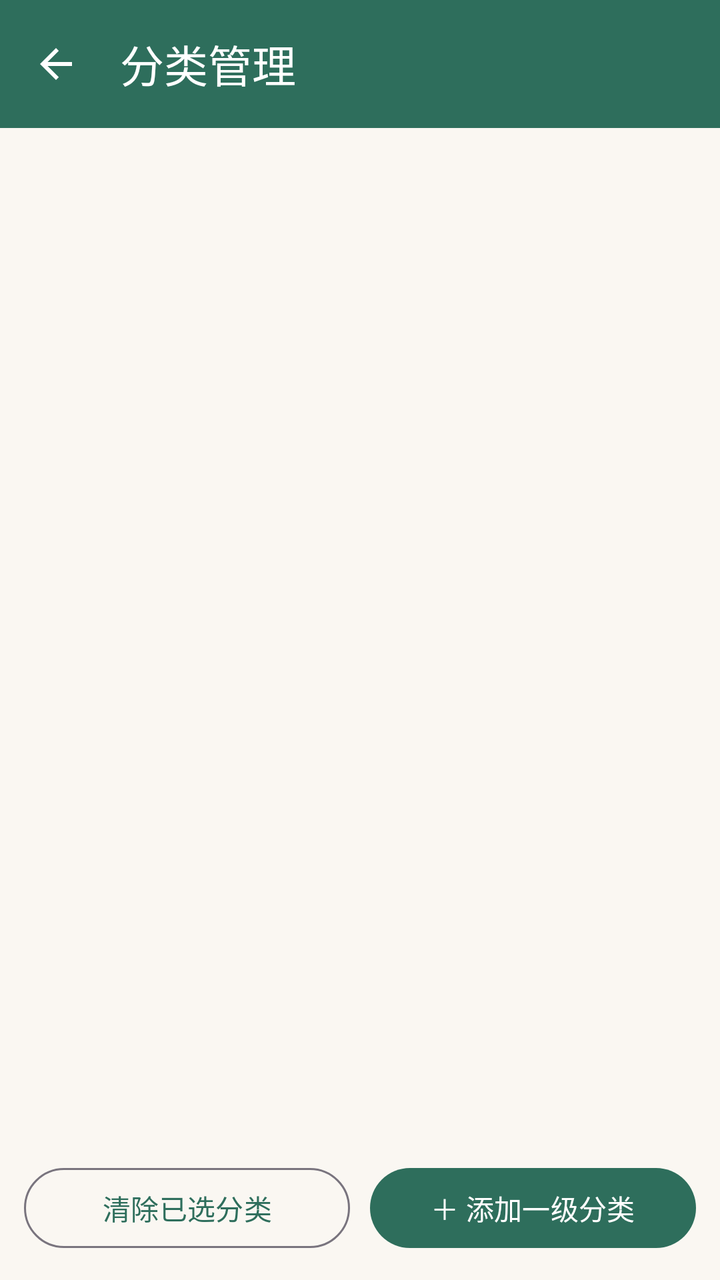
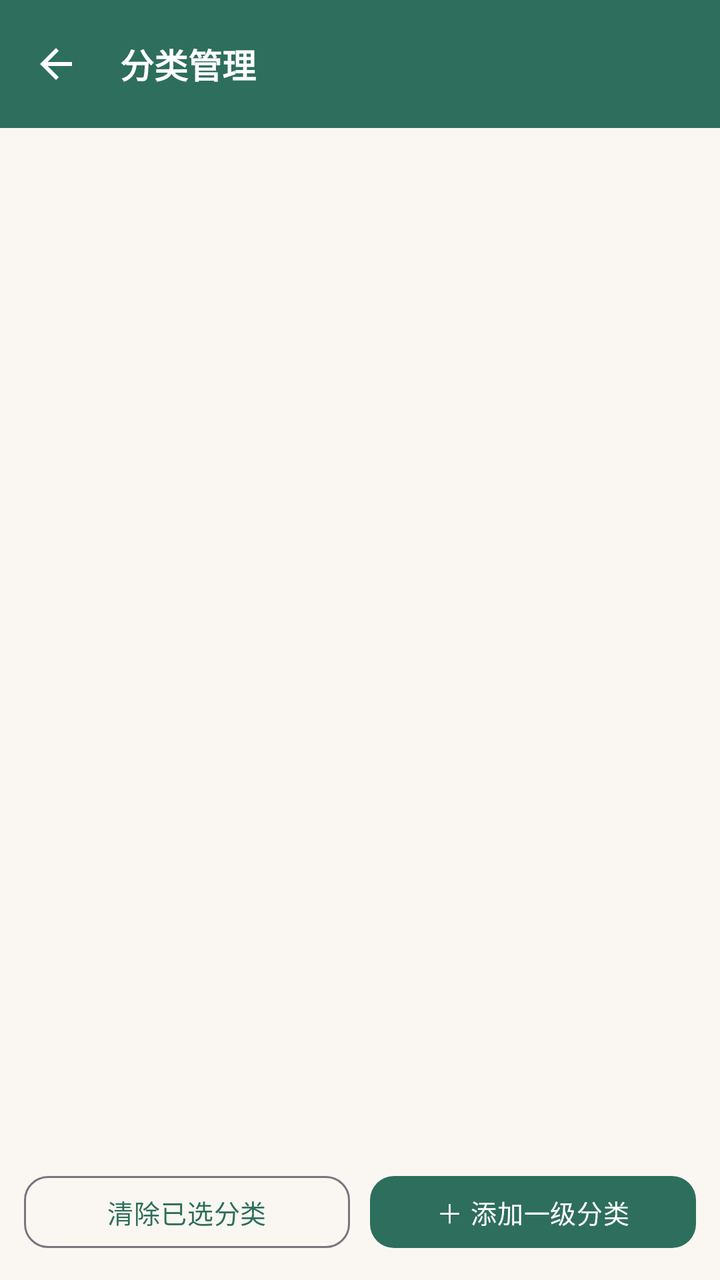

The first picture is an Android layout as it rendered before a commit; the second is the same layout after the commit. The layout source and the unified diff follow.
<!-- AndroidManifest.xml: application theme Theme.Bookshelf -->
<!-- res/layout/activity_category.xml -->
<?xml version="1.0" encoding="utf-8"?>
<LinearLayout xmlns:android="http://schemas.android.com/apk/res/android"
    xmlns:app="http://schemas.android.com/apk/res-auto"
    android:layout_width="match_parent"
    android:layout_height="match_parent"
    android:orientation="vertical">

    <com.google.android.material.appbar.MaterialToolbar
        android:id="@+id/toolbar"
        android:layout_width="match_parent"
        android:layout_height="?attr/actionBarSize"
        android:background="?attr/colorPrimary"
        app:navigationIcon="@drawable/ic_back"
        app:title="分类管理"
        app:titleTextColor="@color/white" />

    <TextView
        android:id="@+id/tv_hint"
        android:layout_width="match_parent"
        android:layout_height="wrap_content"
        android:background="@color/divider_soft"
        android:paddingStart="14dp"
        android:paddingEnd="14dp"
        android:paddingTop="8dp"
        android:paddingBottom="8dp"
        android:text="点一级展开二级栏目，点二级完成选择；长按一级可直接选用该一级分类"
        android:textSize="12sp"
        android:textColor="@color/text_sub"
        android:visibility="gone" />

    <androidx.recyclerview.widget.RecyclerView
        android:id="@+id/recycler"
        android:layout_width="match_parent"
        android:layout_height="0dp"
        android:layout_weight="1"
        android:clipToPadding="false"
        android:padding="12dp" />

    <LinearLayout
        android:layout_width="match_parent"
        android:layout_height="wrap_content"
        android:orientation="horizontal"
        android:padding="12dp">

        <com.google.android.material.button.MaterialButton
            android:id="@+id/btn_cancel_selection"
            style="@style/Widget.Material3.Button.OutlinedButton"
            android:layout_width="0dp"
            android:layout_height="wrap_content"
            android:layout_weight="1"
            android:text="清除已选分类" />

        <com.google.android.material.button.MaterialButton
            android:id="@+id/btn_add_top"
            android:layout_width="0dp"
            android:layout_height="wrap_content"
            android:layout_weight="1"
            android:layout_marginStart="10dp"
            android:text="＋ 添加一级分类" />
    </LinearLayout>
</LinearLayout>
<!-- resources referenced by this layout -->
<resources>
  <style name="Theme.Bookshelf" parent="Theme.Material3.Light.NoActionBar">
          <item name="colorPrimary">@color/primary</item>
          <item name="colorPrimaryVariant">@color/primary_dark</item>
          <item name="colorSecondary">@color/accent</item>
          <item name="android:colorBackground">@color/bg_page</item>
          <item name="android:statusBarColor">@color/primary_dark</item>
          
          <item name="chip_bg">@color/chip_bg</item>
      </style>
  <!-- unchanged entries left out for length: 9 -->
</resources>

<!-- the commit's change to res/layout/activity_category.xml (unified diff, before → after) -->
@@ -7,12 +7,11 @@
 
     <com.google.android.material.appbar.MaterialToolbar
         android:id="@+id/toolbar"
+        style="@style/Widget.Bookshelf.Toolbar"
         android:layout_width="match_parent"
         android:layout_height="?attr/actionBarSize"
-        android:background="?attr/colorPrimary"
         app:navigationIcon="@drawable/ic_back"
-        app:title="分类管理"
-        app:titleTextColor="@color/white" />
+        app:title="分类管理" />
 
     <TextView
         android:id="@+id/tv_hint"
@@ -44,7 +43,7 @@
 
         <com.google.android.material.button.MaterialButton
             android:id="@+id/btn_cancel_selection"
-            style="@style/Widget.Material3.Button.OutlinedButton"
+            style="@style/Widget.Bookshelf.Button.Outlined"
             android:layout_width="0dp"
             android:layout_height="wrap_content"
             android:layout_weight="1"
<!-- resource entries referenced after the edit -->
@@ -1,14 +1,90 @@
 <!-- resources referenced by this layout -->
 <resources>
-  <style name="Theme.Bookshelf" parent="Theme.Material3.Light.NoActionBar">
+  <style name="Widget.Bookshelf.Button.Outlined" parent="Widget.Material3.Button.OutlinedButton">
+          <item name="shapeAppearance">@style/ShapeAppearance.Bookshelf.Medium</item>
+          <item name="android:textSize">@dimen/text_body_small</item>
+          <item name="android:letterSpacing">0.02</item>
+          <item name="android:minHeight">44dp</item>
+          <item name="cornerRadius">@dimen/radius_md</item>
+      </style>
+  <style name="Widget.Bookshelf.Toolbar" parent="Widget.Material3.Toolbar">
+          <item name="android:background">?attr/colorPrimary</item>
+          <item name="titleTextColor">@color/white</item>
+          <item name="titleTextAppearance">@style/TextAppearance.Bookshelf.ToolbarTitle</item>
+          <item name="navigationIconTint">@color/white</item>
+          <item name="android:elevation">0dp</item>
+      </style>
+  <style name="Theme.Bookshelf" parent="Theme.Bookshelf.Base">
           <item name="colorPrimary">@color/primary</item>
           <item name="colorPrimaryVariant">@color/primary_dark</item>
           <item name="colorSecondary">@color/accent</item>
-          <item name="android:colorBackground">@color/bg_page</item>
-          <item name="android:statusBarColor">@color/primary_dark</item>
           
           <item name="chip_bg">@color/chip_bg</item>
+          <item name="primary_container">@color/green_container</item>
+          <item name="on_primary_container">@color/green_on_container</item>
       </style>
+  <style name="ShapeAppearance.Bookshelf.Medium" parent="ShapeAppearance.Material3.Corner.Medium">
+          <item name="cornerSize">@dimen/radius_md</item>
+      </style>
+  <dimen name="text_body_small">13sp</dimen>
+  <dimen name="radius_md">12dp</dimen>
+  <style name="TextAppearance.Bookshelf.ToolbarTitle" parent="TextAppearance.Material3.TitleLarge">
+          <item name="android:textSize">@dimen/text_headline</item>
+          <item name="android:textStyle">bold</item>
+          <item name="android:textColor">@color/white</item>
+      </style>
+  <style name="Theme.Bookshelf.Base" parent="Theme.Material3.Light.NoActionBar">
+          
+          <item name="android:colorBackground">@color/bg_page</item>
+          
+          <item name="android:statusBarColor">?attr/colorPrimary</item>
+          <item name="android:windowLightStatusBar">false</item>
+          
+          <item name="surface">@color/surface</item>
+          <item name="surface_dim">@color/surface_dim</item>
+          <item name="outline">@color/outline</item>
+          <item name="outline_strong">@color/outline_strong</item>
+          <item name="on_surface">@color/text_main</item>
+          <item name="on_surface_variant">@color/text_sub</item>
+          
+          <item name="materialButtonStyle">@style/Widget.Bookshelf.Button</item>
+          <item name="textInputStyle">@style/Widget.Bookshelf.TextField</item>
+          <item name="materialCardViewStyle">@style/Widget.Bookshelf.MaterialCard</item>
+      </style>
+  <color name="green_container">#E6F0EC</color>
+  <color name="green_on_container">#1C4A3E</color>
+  <dimen name="text_headline">17sp</dimen>
+  <color name="surface">#FFFFFF</color>
+  <color name="surface_dim">#F4F0E9</color>
+  <color name="outline">#E6E0D5</color>
+  <color name="outline_strong">#CFC5B4</color>
+  <color name="text_main">#2B2B2B</color>
+  <style name="Widget.Bookshelf.Button" parent="Widget.Material3.Button">
+          <item name="shapeAppearance">@style/ShapeAppearance.Bookshelf.Medium</item>
+          <item name="android:textSize">@dimen/text_body_small</item>
+          <item name="android:letterSpacing">0.02</item>
+          <item name="android:minHeight">44dp</item>
+          <item name="cornerRadius">@dimen/radius_md</item>
+      </style>
+  <style name="Widget.Bookshelf.TextField" parent="Widget.Material3.TextInputLayout.OutlinedBox">
+          <item name="boxStrokeColor">@color/text_field_stroke</item>
+          <item name="boxStrokeWidth">1dp</item>
+          <item name="boxStrokeWidthFocused">1.5dp</item>
+          <item name="boxCornerRadiusTopStart">@dimen/radius_md</item>
+          <item name="boxCornerRadiusTopEnd">@dimen/radius_md</item>
+          <item name="boxCornerRadiusBottomStart">@dimen/radius_md</item>
+          <item name="boxCornerRadiusBottomEnd">@dimen/radius_md</item>
+          <item name="boxBackgroundColor">?attr/surface</item>
+          <item name="hintTextColor">?attr/colorPrimary</item>
+          <item name="android:textColorHint">?attr/on_surface_variant</item>
+      </style>
+  <style name="Widget.Bookshelf.MaterialCard" parent="Widget.Material3.CardView.Outlined">
+          <item name="cardCornerRadius">@dimen/card_corner</item>
+          <item name="cardElevation">0dp</item>
+          <item name="strokeColor">?attr/outline</item>
+          <item name="strokeWidth">1dp</item>
+      </style>
+  <dimen name="card_corner">16dp</dimen>
   <!-- unchanged entries left out for length: 9 -->
 </resources>
 
